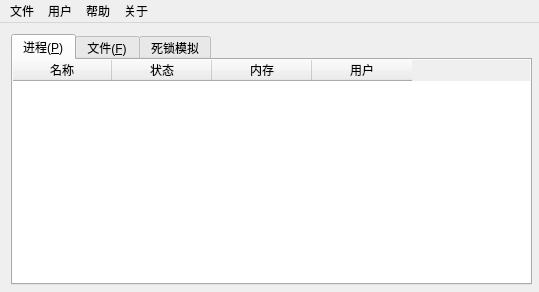
Above: vsproject/src/osdesign.ui from iMyon/OS-Curriculum-Design before the change. Below: the same form after it.
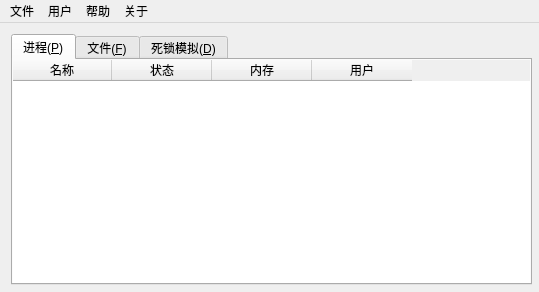
That is the form after the change.

Patch:
```diff
--- a/vsproject/src/osdesign.ui
+++ b/vsproject/src/osdesign.ui
@@ -137,7 +137,7 @@
       </widget>
       <widget class="QWidget" name="deadlock">
        <attribute name="title">
-        <string>死锁模拟</string>
+        <string>死锁模拟(&amp;D)</string>
        </attribute>
        <widget class="QLabel" name="label">
         <property name="geometry">
```
Left out of the diff: 40 changed lines with no effect on the pictures.
